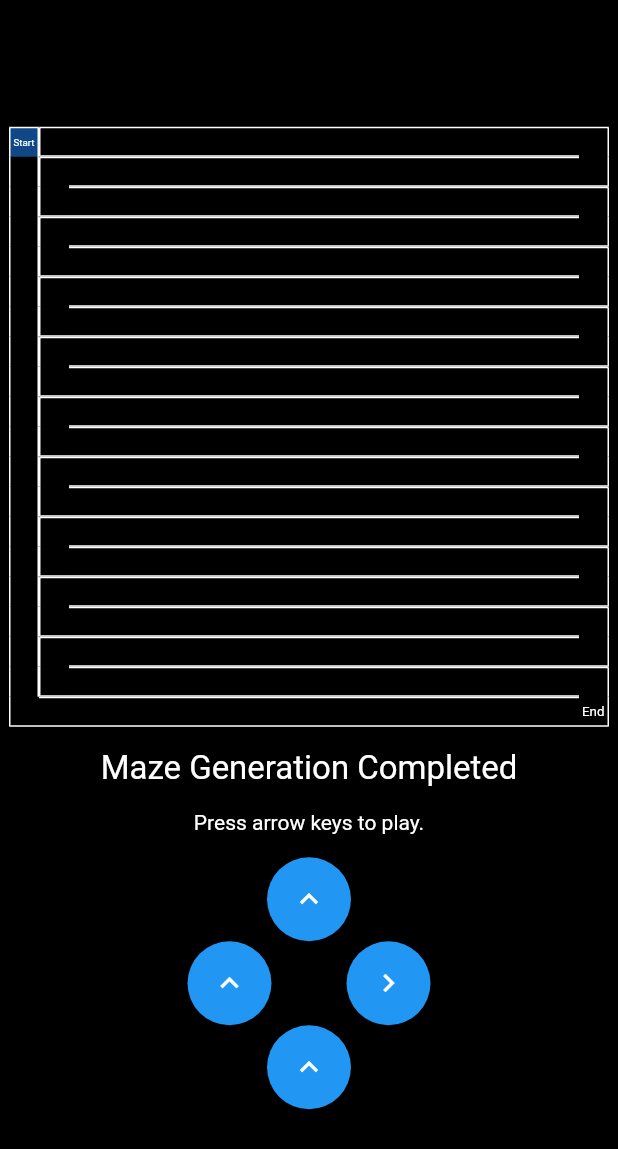
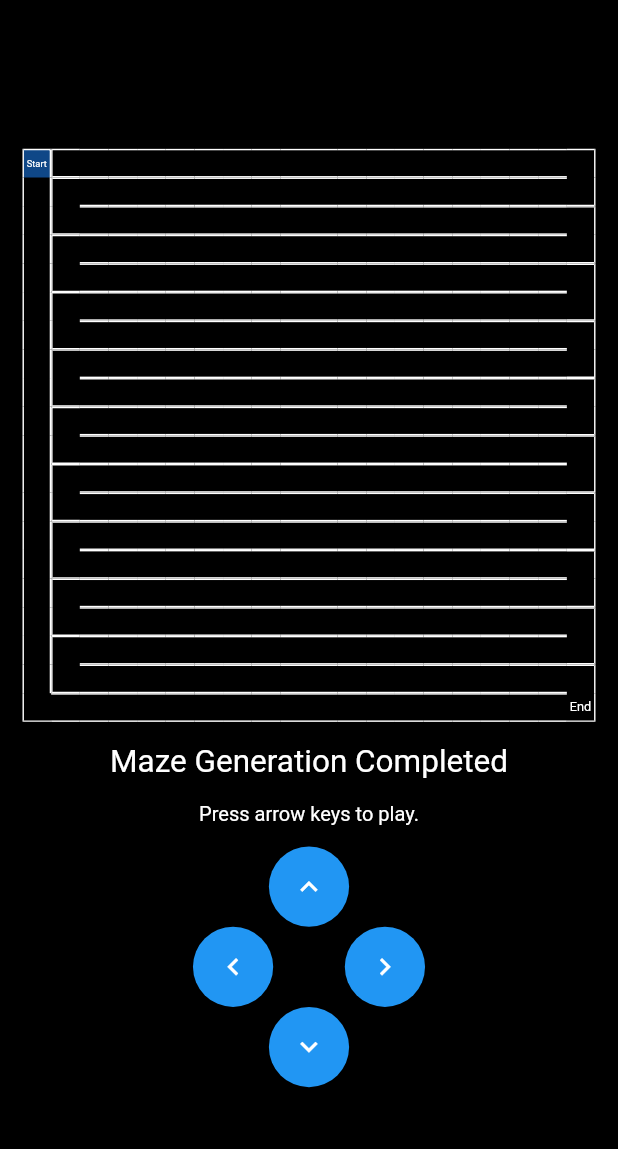
Before and after one commit to parajuliamit/Maze-Generator-Flutter, a Flutter app: the screen it shows after launch, after a tap on the "keyboard arrow up" icon, on a phone screen of 412 x 824 dp. Shown: the top 1149 px of the screen. Run offline on Flutter 3.47's test engine with Material 2 defaults, Android fonts, the phone set to English and light mode, and no system bars.

Commit message:
on screen button fix

```diff
--- a/lib/screens/maze_generator.dart
+++ b/lib/screens/maze_generator.dart
@@ -158,6 +158,32 @@ class _MazeGeneratorState extends State<MazeGenerator> {
     }
   }
 
+  void _onScreenKeyEvent(String key) {
+    if (!_isCompleted || _isWin) {
+      return;
+    }
+    setState(() {
+      if (key == 'up' && !cells[_currentStep].top) {
+        _currentStep =
+            getIndex(cells[_currentStep].i - 1, cells[_currentStep].j)!;
+      } else if (key == 'down' && !cells[_currentStep].bottom) {
+        _currentStep =
+            getIndex(cells[_currentStep].i + 1, cells[_currentStep].j)!;
+      } else if (key == 'left' && !cells[_currentStep].left) {
+        _currentStep =
+            getIndex(cells[_currentStep].i, cells[_currentStep].j - 1)!;
+      } else if (key == 'right' && !cells[_currentStep].right) {
+        _currentStep =
+            getIndex(cells[_currentStep].i, cells[_currentStep].j + 1)!;
+      }
+    });
+    if (_currentStep == cells.length - 1) {
+      setState(() {
+        _isWin = true;
+      });
+    }
+  }
+
   @override
   Widget build(BuildContext context) {
     return Scaffold(
@@ -167,6 +193,8 @@ class _MazeGeneratorState extends State<MazeGenerator> {
           focusNode: FocusNode(),
           onKey: _handleKeyEvent,
           child: SafeArea(
+            child: Padding(
+              padding: const EdgeInsets.all(15.0),
               child: Center(
                   child: FittedBox(
                 child: Column(
@@ -216,7 +244,8 @@ class _MazeGeneratorState extends State<MazeGenerator> {
                                       ? const Text(
                                           'Start',
                                           style: TextStyle(
-                                            color: Colors.white, fontSize: 18),
+                                              color: Colors.white,
+                                              fontSize: 18),
                                         )
                                       : index == cells.length - 1
                                           ? const Text(
@@ -277,27 +306,35 @@ class _MazeGeneratorState extends State<MazeGenerator> {
                             height: 15,
                           ),
                           FloatingActionButton(
-                          onPressed: () {},
+                            onPressed: () {
+                              _onScreenKeyEvent('up');
+                            },
                             child: const Icon(Icons.keyboard_arrow_up),
                           ),
                           Row(
                             children: [
                               FloatingActionButton(
-                              onPressed: () {},
-                              child: const Icon(Icons.keyboard_arrow_up),
+                                onPressed: () {
+                                  _onScreenKeyEvent('left');
+                                },
+                                child: const Icon(Icons.keyboard_arrow_left),
                               ),
                               const SizedBox(
                                 width: 50,
                               ),
                               FloatingActionButton(
-                              onPressed: () {},
+                                onPressed: () {
+                                  _onScreenKeyEvent('right');
+                                },
                                 child: const Icon(Icons.keyboard_arrow_right),
                               ),
                             ],
                           ),
                           FloatingActionButton(
-                          onPressed: () {},
-                          child: const Icon(Icons.keyboard_arrow_up),
+                            onPressed: () {
+                              _onScreenKeyEvent('down');
+                            },
+                            child: const Icon(Icons.keyboard_arrow_down),
                           ),
                         ],
                       ),
@@ -306,6 +343,7 @@ class _MazeGeneratorState extends State<MazeGenerator> {
                 ),
               )),
             ),
+          ),
         ));
   }
 }
```
Lines whose indentation alone changed are shown as unchanged.
